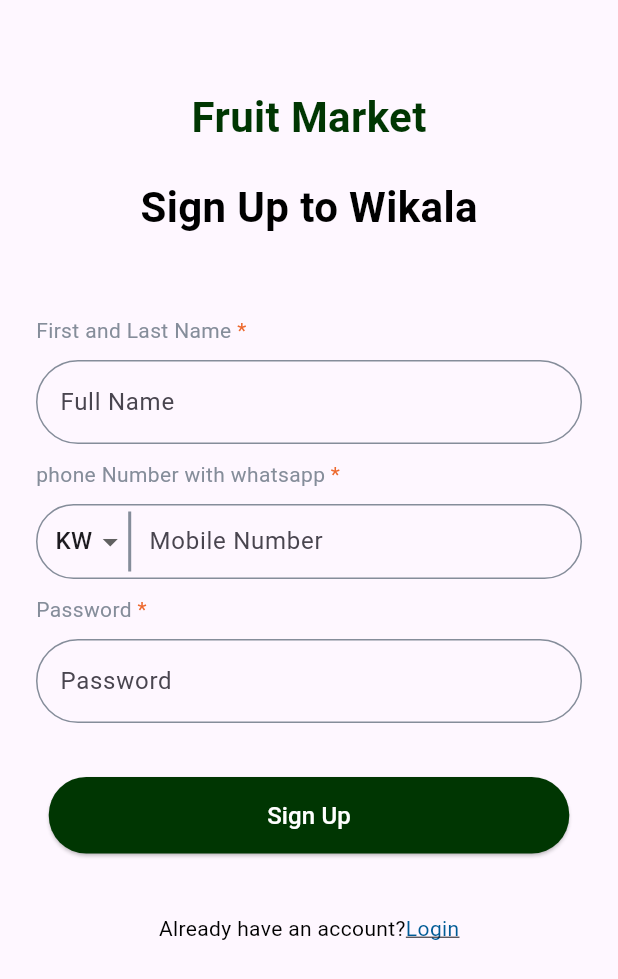
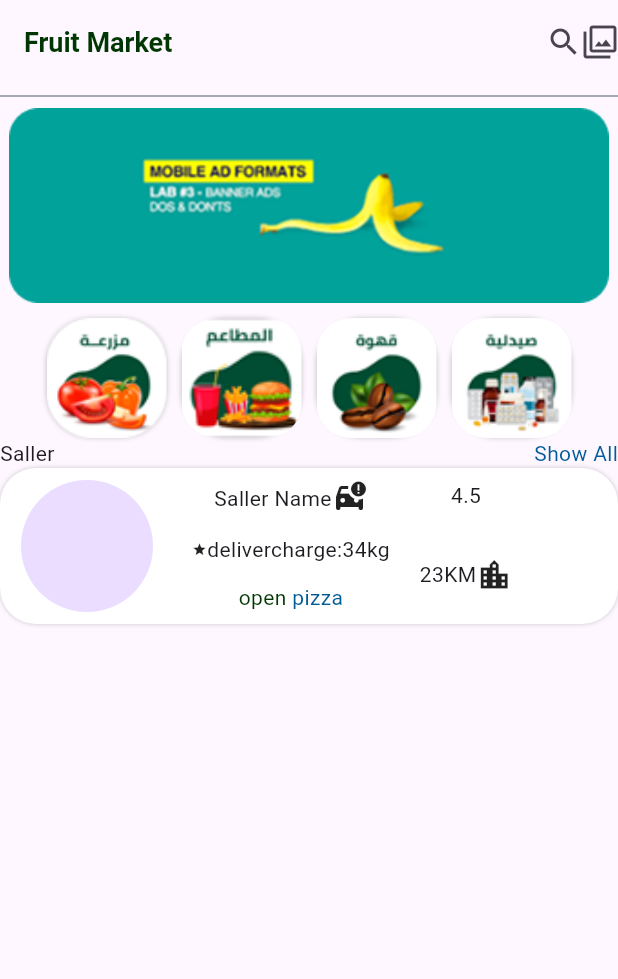
Before and after one commit to AyaNasserEzat/market, a Flutter app: the screen it shows after launch, after a tap on "Login", on a phone screen of 412 x 824 dp. Shown: the top 979 px of the screen. Run offline on Flutter 3.47's test engine with Material 3 defaults, Android fonts, the phone set to English and light mode, and no system bars; our stand-ins replace flutter_screenutil, go_router, pin_code_fields.

Commit message:
home ui part 1

```diff
--- a/lib/core/routs/app_routs.dart
+++ b/lib/core/routs/app_routs.dart
@@ -4,6 +4,7 @@
 import 'package:pure_soft/feature/auth_feature/presentation/views/otp_view.dart';
 import 'package:pure_soft/feature/auth_feature/presentation/views/sign_up_view.dart';
 import 'package:pure_soft/feature/auth_feature/presentation/views/splash_view.dart';
+import 'package:pure_soft/feature/home/presentaion/views/home_view.dart';
 
 class AppRouter {
   static String signUp = "/signUp";
@@ -21,6 +22,10 @@
         path: "/otp",
         builder: (context, state) => const OtpView(),
       ),
+               GoRoute(
+        path: "/home",
+        builder: (context, state) => const HomeView(),
+      ),
     ],
   );
 }
--- a/lib/feature/auth_feature/presentation/views/forget_password_view.dart
+++ b/lib/feature/auth_feature/presentation/views/forget_password_view.dart
@@ -1,12 +1,11 @@
 import 'package:flutter/material.dart';
-import 'package:flutter/widgets.dart';
+
 import 'package:go_router/go_router.dart';
 import 'package:pure_soft/core/utils/app_strings.dart';
 import 'package:pure_soft/feature/auth_feature/presentation/views/widgets/auth_header.dart';
 import 'package:pure_soft/feature/auth_feature/presentation/views/widgets/custom_button.dart';
 import 'package:pure_soft/feature/auth_feature/presentation/views/widgets/custom_row.dart';
 import 'package:pure_soft/feature/auth_feature/presentation/views/widgets/phone_with_whatsap_text_filed.dart';
-import 'package:pure_soft/feature/auth_feature/presentation/views/widgets/pin_code_fields.dart';
 
 class ForgetPasswordView extends StatelessWidget {
   const ForgetPasswordView({super.key});
--- a/lib/feature/auth_feature/presentation/views/login_view.dart
+++ b/lib/feature/auth_feature/presentation/views/login_view.dart
@@ -50,7 +50,7 @@
                 ),
               ),
               CustomButton(onpressed: () {
-                          context.go(AppRouter.signUp);
+                          context.go("/home");
               }, text: AppStrings.login),
 
               SizedBox(height: 20),
--- a/lib/feature/auth_feature/presentation/views/splash_view.dart
+++ b/lib/feature/auth_feature/presentation/views/splash_view.dart
@@ -1,6 +1,7 @@
 import 'dart:async';
 
 import 'package:flutter/material.dart';
+import 'package:flutter_screenutil/flutter_screenutil.dart';
 import 'package:go_router/go_router.dart';
 import 'package:pure_soft/core/utils/app_color.dart';
 
@@ -31,7 +32,7 @@
       body:Column(
         mainAxisAlignment: MainAxisAlignment.center,
         children: [
-  Image.asset("assets/images/6666666666 copy 1.png",width: 441.75,height: 223,),
+  Image.asset("assets/images/6666666666 copy 1.png",width: 441.w,height: 223.h,),
  SizedBox(height: 160,),
   Image.asset("assets/images/343434 1.png",width: 441.75,height: 314.61,)
         ],
--- /dev/null
+++ b/lib/feature/home/presentaion/views/home_view.dart
@@ -0,0 +1,50 @@
+import 'package:flutter/material.dart';
+import 'package:pure_soft/core/utils/app_color.dart';
+import 'package:pure_soft/core/utils/app_strings.dart';
+import 'package:pure_soft/core/utils/text_style.dart';
+import 'package:pure_soft/feature/home/presentaion/views/widgets/custom_container.dart';
+import 'package:pure_soft/feature/home/presentaion/views/widgets/custom_small_containr.dart';
+
+class HomeView extends StatelessWidget {
+  const HomeView({super.key});
+
+  @override
+  Widget build(BuildContext context) {
+    return Scaffold(
+      appBar: AppBar(
+        title: Text(
+          AppStrings.appTitle,
+          style: CustomTextStyle.logo.copyWith(fontSize: 18),
+        ),
+        actions: [Icon(Icons.search), Icon(Icons.filter)],
+      ),
+      body: SingleChildScrollView(
+        child: Column(
+          children: [
+            Divider(color: AppColor.gray),
+            Image.asset("assets/images/home.png", width: 400, height: 130),
+            SizedBox(height: 10),
+            Row(
+              mainAxisAlignment: MainAxisAlignment.center,
+              spacing: 10,
+              children: [
+                CustomSmallContainr(image: "assets/images/image 6.png"),
+                CustomSmallContainr(image: "assets/images/image 5.png"),
+                CustomSmallContainr(image: "assets/images/image 7.png"),
+                CustomSmallContainr(image: "assets/images/image 8.png"),
+              ],
+            ),
+            Row(
+              mainAxisAlignment: MainAxisAlignment.spaceBetween,
+              children: [
+                Text("Saller"),
+                Text("Show All", style: TextStyle(color: AppColor.blue)),
+              ],
+            ),
+           CustomContainer()
+          ],
+        ),
+      ),
+    );
+  }
+}
--- /dev/null
+++ b/lib/feature/home/presentaion/views/widgets/custom_container.dart
@@ -0,0 +1,68 @@
+import 'package:flutter/material.dart';
+import 'package:pure_soft/core/utils/app_color.dart';
+
+class CustomContainer extends StatelessWidget {
+  const CustomContainer({super.key});
+
+  @override
+  Widget build(BuildContext context) {
+    return Container(
+      width: 412,
+      height: 104,
+      decoration: BoxDecoration(
+        color: AppColor.white,
+        borderRadius: BorderRadius.circular(24),
+        boxShadow: [
+          BoxShadow(color: Colors.black.withOpacity(0.2), blurRadius: 2),
+        ],
+      ),
+      child: Padding(
+        padding: const EdgeInsets.all(8.0),
+        child: Row(
+          spacing: 20,
+          children: [
+            CircleAvatar(radius: 50),
+            Column(
+                     mainAxisAlignment: MainAxisAlignment.spaceBetween,
+              children: [
+                Row(children: [Text("Saller Name"), Icon(Icons.car_crash)]),
+                Row(
+                  children: [
+                    Icon(Icons.star, size: 10),
+                    Text("delivercharge:34kg"),
+                  ],
+                ),
+                Text.rich(
+                  TextSpan(
+                    children: [
+                      TextSpan(
+                        text: "open",
+                        style: TextStyle(color: AppColor.green),
+                      ),
+                         TextSpan(
+                        text: " pizza",
+                        style: TextStyle(color: AppColor.blue),
+                      ),
+                    ],
+                  ),
+                ),
+              ],
+            ),
+            Column(
+              mainAxisAlignment: MainAxisAlignment.spaceBetween,
+              children: [
+                Text("4.5"),
+                Row(children: [
+                  Text("23KM"),
+            SizedBox(height: 50,),
+                  Icon(Icons.location_city)
+                ],)
+              ],
+            )
+          ],
+
+        ),
+      ),
+    );
+  }
+}
--- /dev/null
+++ b/lib/feature/home/presentaion/views/widgets/custom_small_containr.dart
@@ -0,0 +1,34 @@
+import 'package:flutter/material.dart';
+
+
+class CustomSmallContainr extends StatelessWidget {
+  const CustomSmallContainr({super.key, required this.image});
+final String image;
+  @override
+  Widget build(BuildContext context) {
+    return Container(
+      decoration: BoxDecoration(
+        borderRadius: BorderRadius.circular(30),
+
+       boxShadow: [
+         BoxShadow(
+        color: Colors.black.withOpacity(0.2),
+        blurRadius: 2
+
+      ),
+       ]
+      ),
+      width: 80,
+      height: 80,
+      child: ClipRRect(
+        borderRadius: BorderRadius.circular(23),
+        child: Image.asset(
+          image,
+          fit: BoxFit.cover,
+          width: double.infinity,
+          height: double.infinity,
+        ),
+      ),
+    );
+  }
+}
--- a/lib/main.dart
+++ b/lib/main.dart
@@ -1,4 +1,5 @@
 import 'package:flutter/material.dart';
+import 'package:flutter_screenutil/flutter_screenutil.dart';
 import 'package:pure_soft/core/routs/app_routs.dart';
 
 
@@ -12,12 +13,16 @@
   // This widget is the root of your application.
   @override
   Widget build(BuildContext context) {
-    return MaterialApp.router(
-      debugShowCheckedModeBanner: false,
-      title: 'Flutter Demo',
-     routerConfig: AppRouter.router,
+    return ScreenUtilInit(
+      designSize: Size(430, 932),
+
+      child: MaterialApp.router(
+        debugShowCheckedModeBanner: false,
+        title: 'Flutter Demo',
+       routerConfig: AppRouter.router,
 
 
+      ),
     );
   }
 }
```
Also changed, not shown: assets/images/home.png (added), assets/images/image 5.png (added), assets/images/image 6.png (added), assets/images/image 7.png (added), assets/images/image 8.png (added).
